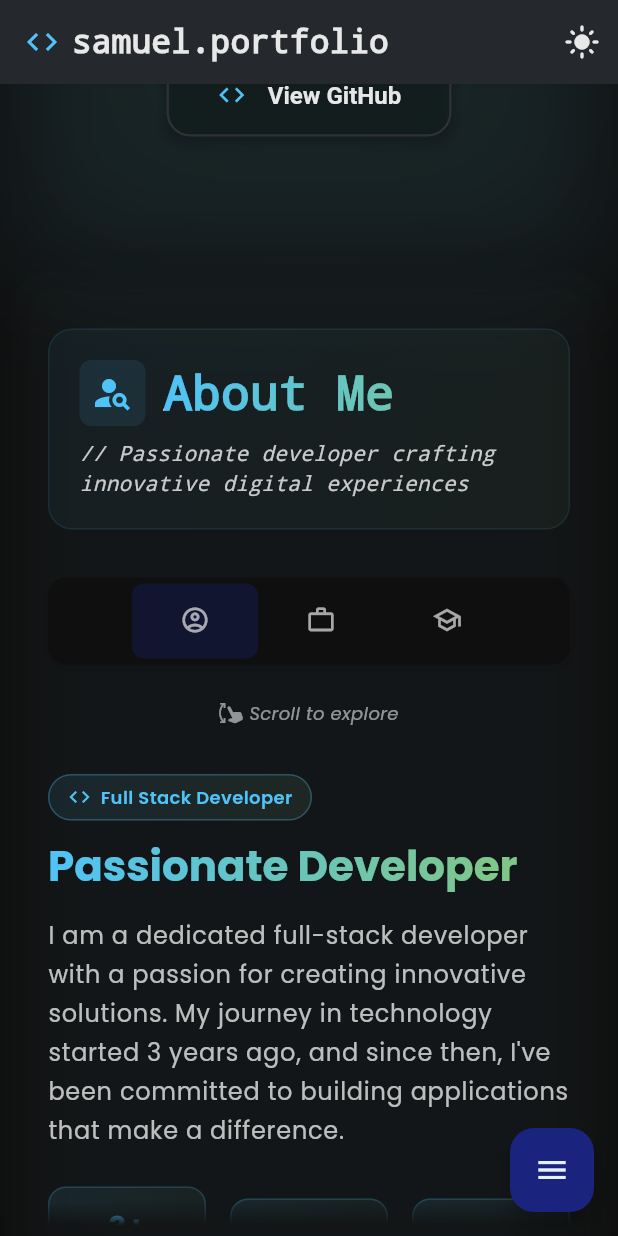
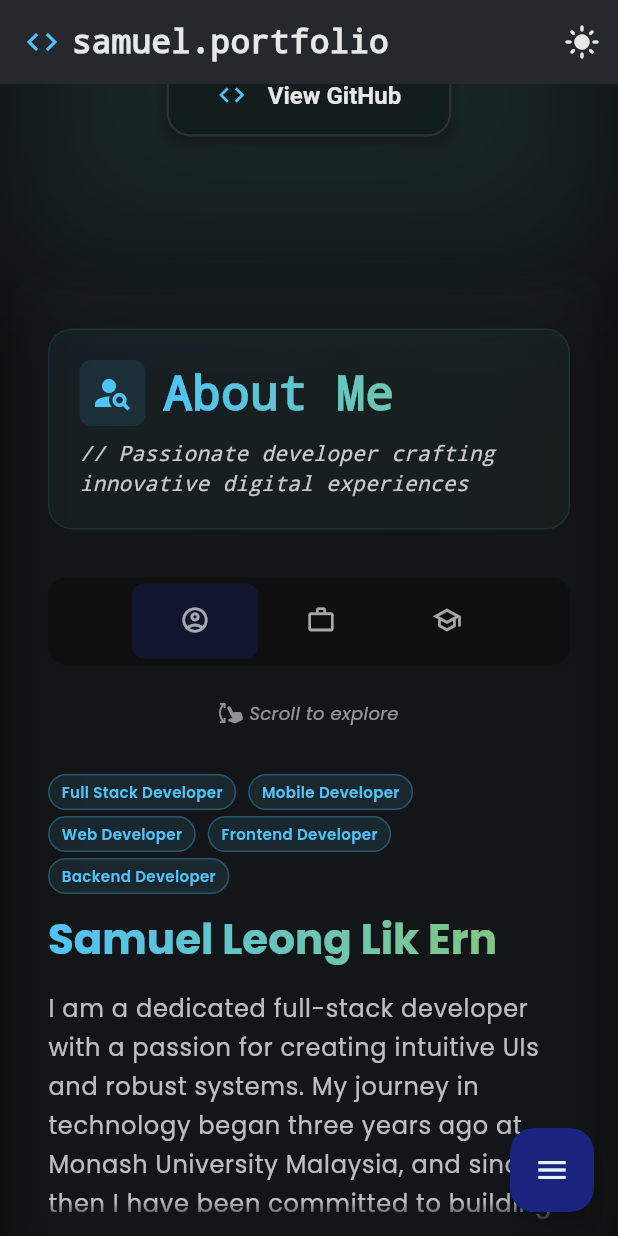
Before and after one commit to LiERN04/my_portfolio, a Flutter app: the screen it shows after launch, scrolled down 576 dp, on a phone screen of 412 x 824 dp. Run offline on Flutter 3.47's test engine with Material 3 defaults, Android fonts, the phone set to English and light mode, and no system bars; our stand-ins replace flutter_animate, flutter_riverpod, flutter_svg, go_router, google_fonts, responsive_framework; missing offline and left inert: dart:html.

Commit message:
added titles to about me

```diff
--- a/lib/data/models/about_me_model.dart
+++ b/lib/data/models/about_me_model.dart
@@ -3,7 +3,7 @@ import 'package:flutter/material.dart';
 /// Model class for About Me content data
 /// This separates the content from the UI presentation
 class AboutMeModel {
-  final String title;
+  final List<String> titles; // Changed from String title to List<String> titles
   final String subtitle;
   final String description;
   final List<StatModel> stats;
@@ -12,7 +12,7 @@ class AboutMeModel {
   final String profileImagePath;
 
   const AboutMeModel({
-    required this.title,
+    required this.titles,
     required this.subtitle,
     required this.description,
     required this.stats,
@@ -41,12 +41,20 @@ class AboutMeSkillModel {
 /// Data class containing all About Me content
 class AboutMeData {
   static const AboutMeModel data = AboutMeModel(
-    title: 'Full Stack Developer',
-    subtitle: 'Passionate Developer',
+    titles: [
+      'Full Stack Developer',
+      'Mobile Developer',
+      'Web Developer',
+      'Frontend Developer',
+      'Backend Developer',
+    ],
+    subtitle: 'Samuel Leong Lik Ern',
     description:
-        'I am a dedicated full-stack developer with a passion for creating innovative solutions. '
-        'My journey in technology started 3 years ago, and since then, I\'ve been committed to '
-        'building applications that make a difference.',
+        'I am a dedicated full-stack developer with a passion for creating intuitive UIs and robust systems. '
+        'My journey in technology began three years ago at Monash University Malaysia, and since then I have been committed '
+        'to building applications that are not only functional but also adhere to industry-leading standards in both design and code quality. '
+        'Along the way, I have faced diverse challenges that helped me gain tremendous experience, including an internship at Ant International, '
+        'where I learned to lead an industrial project. I have also contributed to several projects that allowed me to discover and refine my areas of expertise.',
     stats: [
       StatModel(value: '3+', label: 'Years Experience'),
       StatModel(value: '10+', label: 'Projects Built'),
--- a/lib/screens/skill_detail_screen.dart
+++ b/lib/screens/skill_detail_screen.dart
@@ -566,9 +566,7 @@ class _SkillDetailScreenState extends State<SkillDetailScreen>
   Widget _buildActionButtons(ColorScheme colorScheme, TextTheme textTheme) {
     return const Row(
       mainAxisAlignment: MainAxisAlignment.center,
-      children: [
-        CustomBackButton(),
-      ],
+      children: [CustomBackButton()],
     );
   }
 }
--- a/lib/widgets/components/back_button.dart
+++ b/lib/widgets/components/back_button.dart
@@ -49,7 +49,9 @@ class CustomBackButton extends StatelessWidget {
         icon: Icon(icon ?? Icons.arrow_back),
         label: Text(label ?? 'Back'),
         style: OutlinedButton.styleFrom(
-          padding: padding ?? const EdgeInsets.symmetric(horizontal: 24, vertical: 12),
+          padding:
+              padding ??
+              const EdgeInsets.symmetric(horizontal: 24, vertical: 12),
         ),
       ),
     );
--- a/lib/widgets/tabs/about_me_tab.dart
+++ b/lib/widgets/tabs/about_me_tab.dart
@@ -121,47 +121,38 @@ class _AboutMeTabState extends State<AboutMeTab> with TickerProviderStateMixin {
                               child: Column(
                                 crossAxisAlignment: CrossAxisAlignment.start,
                                 children: [
-                                  Container(
+                                  Wrap(
+                                    spacing: 8,
+                                    runSpacing: 4,
+                                    children: AboutMeData.data.titles
+                                        .map(
+                                          (title) => Container(
                                             padding: const EdgeInsets.symmetric(
-                                      horizontal: 12,
-                                      vertical: 6,
+                                              horizontal: 8,
+                                              vertical: 4,
                                             ),
                                             decoration: BoxDecoration(
-                                      gradient: LinearGradient(
-                                        colors: [
-                                          colorScheme.primary.withOpacity(0.1),
-                                          colorScheme.secondary.withOpacity(
-                                            0.1,
-                                          ),
-                                        ],
-                                      ),
-                                      borderRadius: BorderRadius.circular(20),
+                                              color: colorScheme.primary
+                                                  .withValues(alpha: 0.1),
+                                              borderRadius:
+                                                  BorderRadius.circular(12),
                                               border: Border.all(
-                                        color: colorScheme.primary.withOpacity(
-                                          0.3,
-                                        ),
+                                                color: colorScheme.primary
+                                                    .withValues(alpha: 0.3),
                                                 width: 1,
                                               ),
                                             ),
-                                    child: Row(
-                                      mainAxisSize: MainAxisSize.min,
-                                      children: [
-                                        Icon(
-                                          Icons.code,
-                                          size: 16,
-                                          color: colorScheme.primary,
-                                        ),
-                                        const SizedBox(width: 6),
-                                        Text(
-                                          AboutMeData.data.title,
+                                            child: Text(
+                                              title,
                                               style: TextStyle(
                                                 color: colorScheme.primary,
-                                            fontSize: 12,
+                                                fontSize: 10,
                                                 fontWeight: FontWeight.w600,
                                               ),
                                             ),
-                                      ],
                                           ),
+                                        )
+                                        .toList(),
                                   ),
                                   const SizedBox(height: 12),
                                   ShaderMask(
```
Lines whose indentation alone changed are shown as unchanged.
